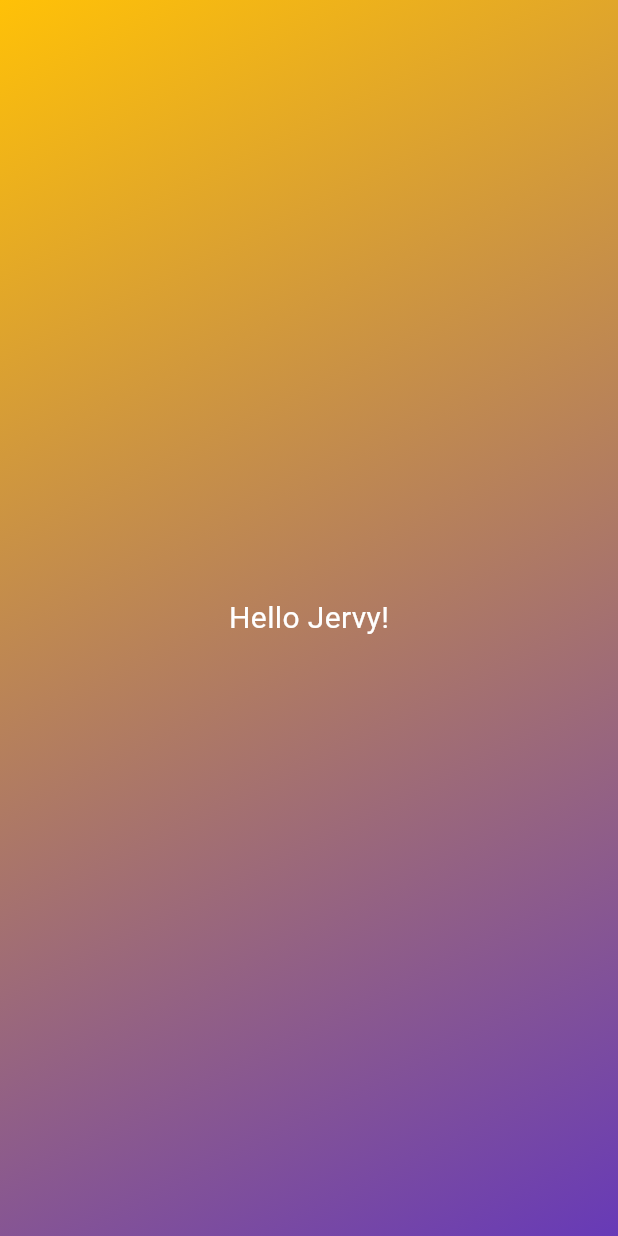
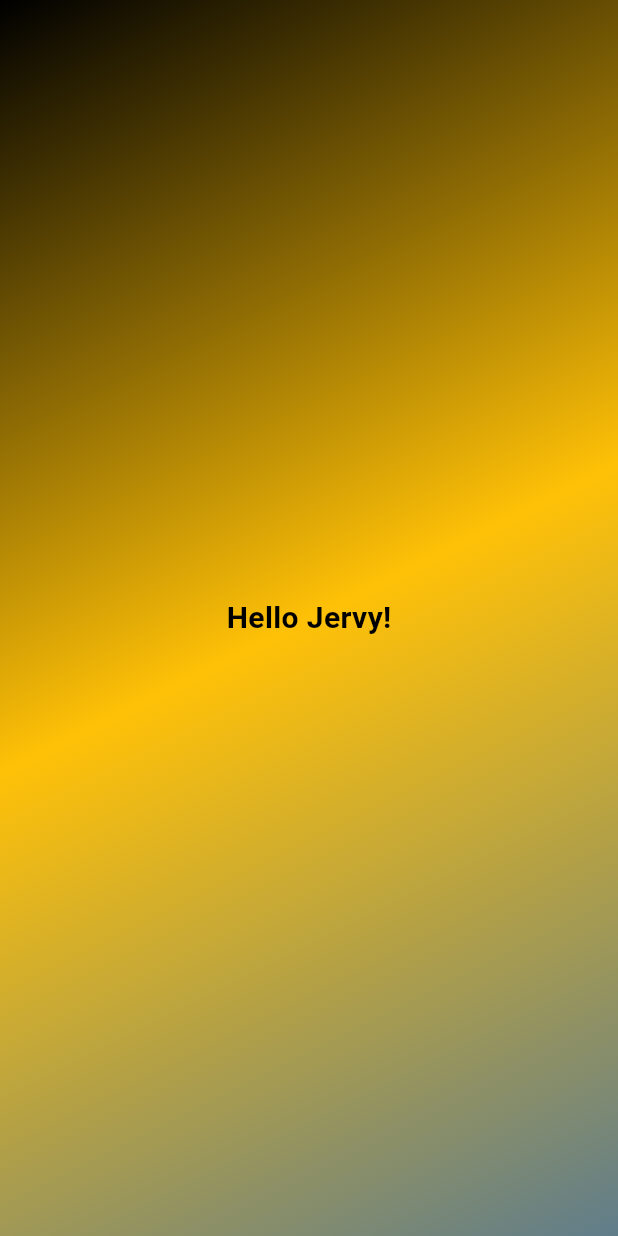
Before and after one commit to jervygu/flutter_first_app, a Flutter app: the screen it shows after launch, on a phone screen of 412 x 824 dp. Run offline on Flutter 3.47's test engine with Material 3 defaults, Android fonts, the phone set to English and light mode, and no system bars.

Commit message:
### Flutter Course
* Reusable widget and constructor functions.

```diff
--- a/first_app/lib/gradient_container.dart
+++ b/first_app/lib/gradient_container.dart
@@ -6,17 +6,16 @@ const endAlignment = Alignment.bottomRight;
 
 class GradientContainer extends StatelessWidget {
   // initialization work
-  const GradientContainer({super.key});
+  const GradientContainer({super.key, required this.colors});
+
+  final List<Color> colors;
 
   @override
   Widget build(context) {
     return Container(
-      decoration: const BoxDecoration(
+      decoration: BoxDecoration(
         gradient: LinearGradient(
-          colors: [
-            Colors.amber,
-            Colors.deepPurple,
-          ],
+          colors: colors,
           begin: startAlignment,
           end: endAlignment,
         ),
--- a/first_app/lib/main.dart
+++ b/first_app/lib/main.dart
@@ -7,7 +7,9 @@ void main() {
     const MaterialApp(
       home: Scaffold(
         backgroundColor: Colors.deepPurple,
-        body: GradientContainer(),
+        body: GradientContainer(
+          colors: [Colors.black, Colors.amber, Colors.blueGrey],
+        ),
       ),
     ),
   );
--- a/first_app/lib/styled_text.dart
+++ b/first_app/lib/styled_text.dart
@@ -11,8 +11,9 @@ class StyledText extends StatelessWidget {
     return Text(
       text,
       style: const TextStyle(
-        color: Colors.white,
+        color: Colors.black,
         fontSize: 20,
+        fontWeight: FontWeight.bold
         ),
         );
   }
```
